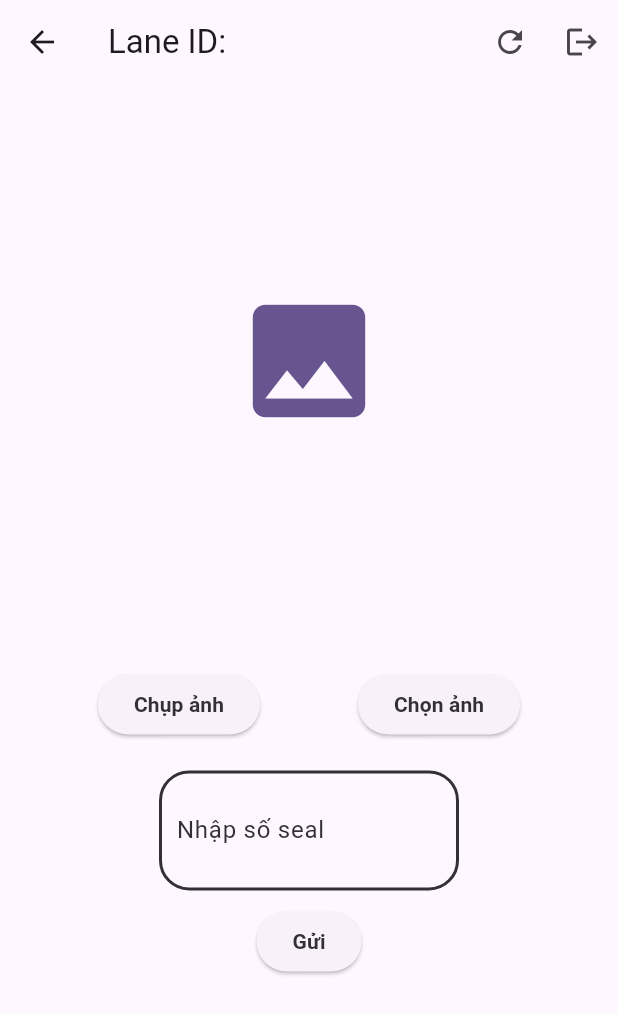
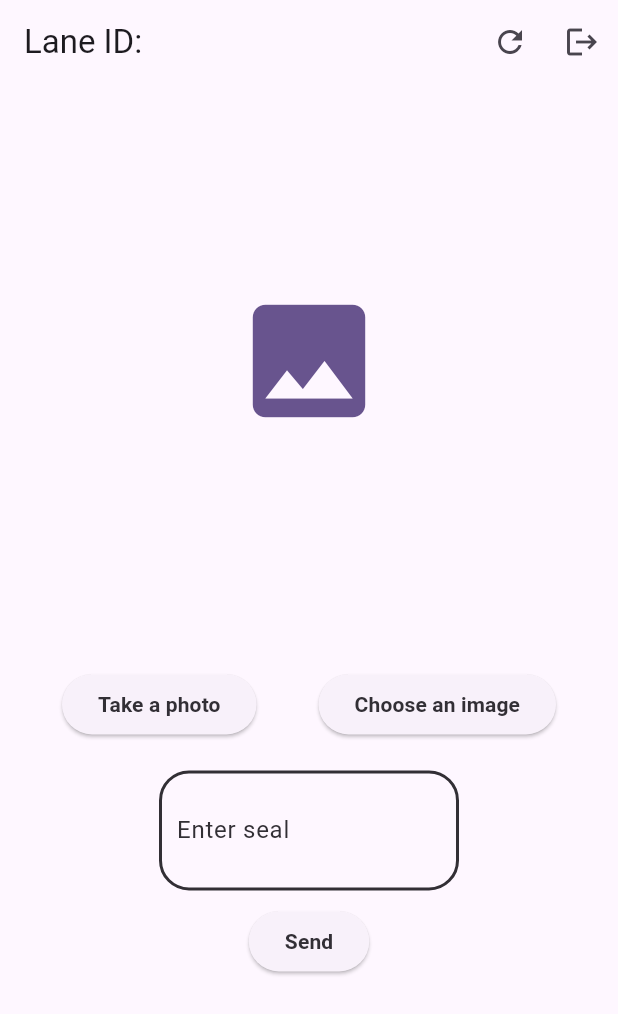
Before and after one commit to huyquang-bka/container-seal, a Flutter app: the screen it shows after launch, after a tap on "Go", on a phone screen of 412 x 824 dp. Shown: the top 1014 px of the screen. Run offline on Flutter 3.47's test engine with Material 3 defaults, Android fonts, the phone set to English and light mode, and no system bars; our stand-ins replace image_picker, photo_view, shared_preferences; missing offline and left inert: google_mlkit_text_recognition, mqtt_client.

Commit message:
change languages to english

```diff
--- a/lib/main.dart
+++ b/lib/main.dart
@@ -1,13 +1,18 @@
 import 'package:flutter/material.dart';
 import 'package:seal_scanner/pages/login/index.dart';
 import 'package:seal_scanner/pages/seal/index.dart';
+import 'package:shared_preferences/shared_preferences.dart';
 
-void main() {
-  runApp(const MyApp());
+void main() async {
+  WidgetsFlutterBinding.ensureInitialized();
+  SharedPreferences prefs = await SharedPreferences.getInstance();
+  String laneId = prefs.getString('laneId') ?? '';
+  runApp(MyApp(laneId: laneId));
 }
 
 class MyApp extends StatelessWidget {
-  const MyApp({super.key});
+  final String laneId;
+  const MyApp({Key? key, required this.laneId}) : super(key: key);
 
   // This widget is the root of your application.
   @override
@@ -19,7 +24,7 @@ class MyApp extends StatelessWidget {
           colorScheme: ColorScheme.fromSeed(seedColor: Colors.deepPurple),
           useMaterial3: true,
         ),
-        home: LoginPage(),
+        home: laneId.isEmpty ? LoginPage() : const SealPage(),
         routes: {
           '/login': (context) => LoginPage(),
           '/seal': (context) => const SealPage(),
--- a/lib/pages/login/index.dart
+++ b/lib/pages/login/index.dart
@@ -33,6 +33,7 @@ class _LoginPageState extends State<LoginPage> {
   Widget build(BuildContext context) {
     return Scaffold(
       appBar: AppBar(
+        automaticallyImplyLeading: false,
         title: const Text('Lane ID Input'),
       ),
       body: Center(
--- a/lib/pages/seal/index.dart
+++ b/lib/pages/seal/index.dart
@@ -24,7 +24,6 @@ class _SealPageState extends State<SealPage> {
   late MQTTClient _mqttClient;
   String laneId = "";
   Color? _borderColor;
-  Icon? _statusIcon;
 
   // MQTT
   String broker = 'broker.hivemq.com';
@@ -49,10 +48,10 @@ class _SealPageState extends State<SealPage> {
 
   void _loadTopic() async {
     SharedPreferences prefs = await SharedPreferences.getInstance();
-    laneId = prefs.getString('laneId') ?? "test";
+    laneId = prefs.getString('laneId') ?? "";
     // Assume the topic is the same as the clientId
     setState(() {
-      topic = "seal-scanner/lane-$laneId";
+      topic = "container/$laneId";
     });
     _connectMQTT();
   }
@@ -78,7 +77,6 @@ class _SealPageState extends State<SealPage> {
         InputImage inputImage = InputImage.fromFilePath(pickedFile.path);
         textRecognize(inputImage);
         _borderColor = null; // Reset border color
-        _statusIcon = null; // Reset status icon
       }
     });
   }
@@ -102,7 +100,7 @@ class _SealPageState extends State<SealPage> {
   void _sendMessage(String seal) async {
     if (seal.isEmpty || _image.path.isEmpty) {
       showErrorMessage(
-          context: context, message: "Vui lòng chọn ảnh và nhập số seal");
+          context: context, message: "Please choose an image and enter seal");
       return;
     }
     final bytes = _image.readAsBytesSync();
@@ -117,14 +115,12 @@ class _SealPageState extends State<SealPage> {
       // Assume 0 is success status
       setState(() {
         _borderColor = Colors.green; // Set to green if success
-        _statusIcon = const Icon(Icons.check, color: Colors.green);
       });
     } catch (e) {
       print("Error send mqtt: $e");
       _mqttClient.disconnect();
       setState(() {
         _borderColor = Colors.red; // Set to red if failure
-        _statusIcon = const Icon(Icons.close, color: Colors.red);
       });
     }
   }
@@ -139,10 +135,17 @@ class _SealPageState extends State<SealPage> {
     return seal;
   }
 
+  void _logout() async {
+    SharedPreferences prefs = await SharedPreferences.getInstance();
+    await prefs.remove('laneId');
+    Navigator.pushReplacementNamed(context, '/login');
+  }
+
   @override
   Widget build(BuildContext context) {
     return Scaffold(
       appBar: AppBar(
+        automaticallyImplyLeading: false,
         title: Text('Lane ID: $laneId'),
         actions: <Widget>[
           Row(
@@ -157,7 +160,7 @@ class _SealPageState extends State<SealPage> {
               //icon logout
               IconButton(
                 onPressed: () {
-                  Navigator.pop(context);
+                  _logout();
                 },
                 icon: const Icon(Icons.logout),
               ),
@@ -188,6 +191,7 @@ class _SealPageState extends State<SealPage> {
                           child: PhotoView(
                             imageProvider: FileImage(_image),
                             basePosition: Alignment.center,
+                            initialScale: PhotoViewComputedScale.contained,
                             minScale: PhotoViewComputedScale.contained,
                             maxScale: PhotoViewComputedScale.covered * 2,
                           ),
@@ -204,7 +208,7 @@ class _SealPageState extends State<SealPage> {
                         onPressed: () {
                           getImageFromSource(ImageSource.camera);
                         },
-                        child: Text('Chụp ảnh',
+                        child: Text('Take a photo',
                             style: TextStyle(
                                 color: Theme.of(context)
                                     .colorScheme
@@ -215,7 +219,7 @@ class _SealPageState extends State<SealPage> {
                       onPressed: () {
                         getImageFromSource(ImageSource.gallery);
                       },
-                      child: Text('Chọn ảnh',
+                      child: Text('Choose an image',
                           style: TextStyle(
                               color:
                                   Theme.of(context).colorScheme.inverseSurface,
@@ -247,7 +251,7 @@ class _SealPageState extends State<SealPage> {
                         controller: _textController,
                         textCapitalization: TextCapitalization.characters,
                         decoration: InputDecoration(
-                          labelText: 'Nhập số seal',
+                          labelText: 'Enter seal',
                           border: InputBorder.none,
                           labelStyle: TextStyle(
                               color:
@@ -263,7 +267,7 @@ class _SealPageState extends State<SealPage> {
                       onPressed: () {
                         _sendMessage(_textController.text);
                       },
-                      child: Text('Gửi',
+                      child: Text('Send',
                           style: TextStyle(
                               color:
                                   Theme.of(context).colorScheme.inverseSurface,
```
Also changed, not shown: 2 other files.
